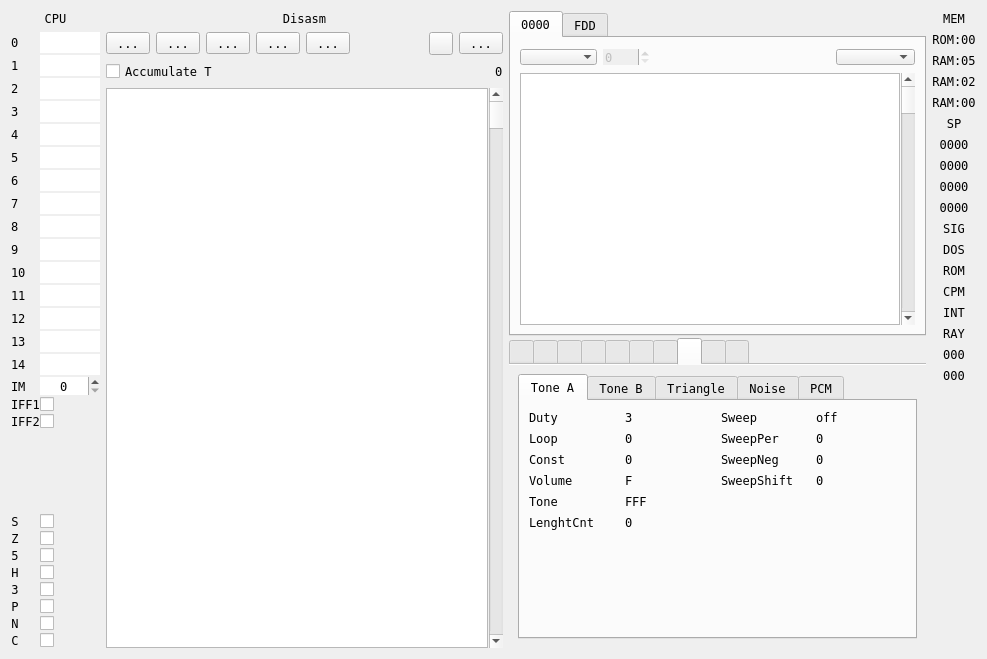
Before: the Qt Designer form ui/debuger.ui in samstyle/Xpeccy, drawn with Qt 5.
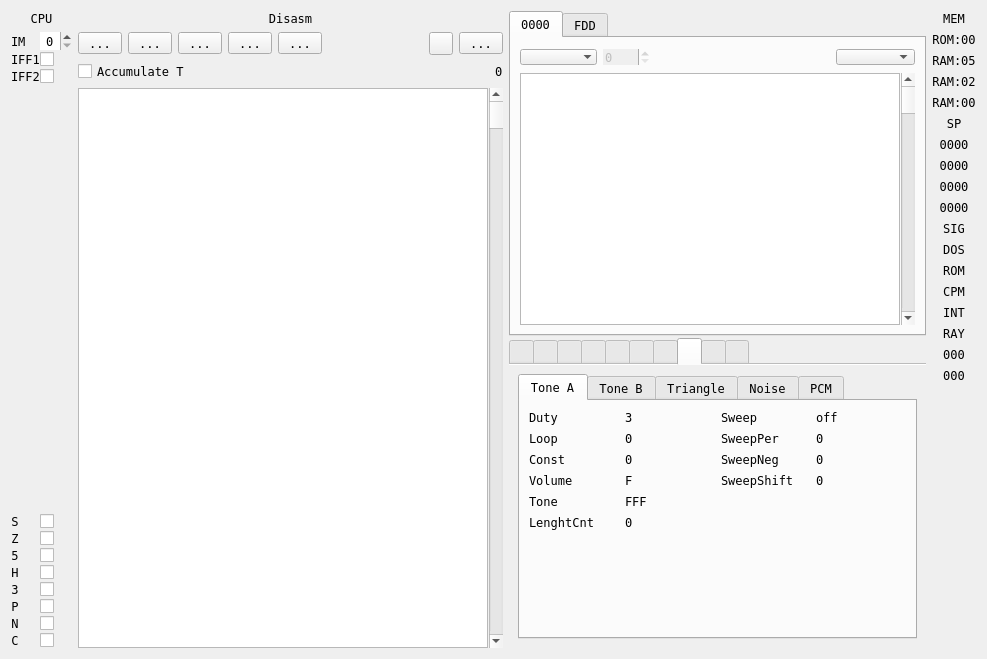
After: the same form once the commit is applied. Icons and pictures are not drawn. Custom widgets are drawn as their Qt base class.

```diff
--- a/ui/debuger.ui
+++ b/ui/debuger.ui
@@ -271,7 +271,7 @@
       </widget>
      </item>
      <item>
-      <layout class="QFormLayout" name="formLayout">
+      <layout class="QFormLayout" name="formRegs">
        <property name="horizontalSpacing">
         <number>0</number>
        </property>
@@ -279,364 +279,13 @@
         <number>2</number>
        </property>
        <item row="0" column="0">
-        <widget class="xLabel" name="labReg00">
-         <property name="text">
-          <string>0</string>
-         </property>
-        </widget>
-       </item>
-       <item row="0" column="1">
-        <widget class="xHexSpin" name="editReg00">
-         <property name="maximumSize">
-          <size>
-           <width>60</width>
-           <height>16777215</height>
-          </size>
-         </property>
-         <property name="frame">
-          <bool>false</bool>
-         </property>
-         <property name="alignment">
-          <set>Qt::AlignCenter</set>
-         </property>
-        </widget>
-       </item>
-       <item row="1" column="0">
-        <widget class="xLabel" name="labReg01">
-         <property name="text">
-          <string>1</string>
-         </property>
-        </widget>
-       </item>
-       <item row="1" column="1">
-        <widget class="xHexSpin" name="editReg01">
-         <property name="maximumSize">
-          <size>
-           <width>60</width>
-           <height>16777215</height>
-          </size>
-         </property>
-         <property name="maxLength">
-          <number>32767</number>
-         </property>
-         <property name="frame">
-          <bool>false</bool>
-         </property>
-         <property name="alignment">
-          <set>Qt::AlignCenter</set>
-         </property>
-        </widget>
-       </item>
-       <item row="2" column="0">
-        <widget class="xLabel" name="labReg02">
-         <property name="text">
-          <string>2</string>
-         </property>
-        </widget>
-       </item>
-       <item row="2" column="1">
-        <widget class="xHexSpin" name="editReg02">
-         <property name="maximumSize">
-          <size>
-           <width>60</width>
-           <height>16777215</height>
-          </size>
-         </property>
-         <property name="maxLength">
-          <number>32767</number>
-         </property>
-         <property name="frame">
-          <bool>false</bool>
-         </property>
-         <property name="alignment">
-          <set>Qt::AlignCenter</set>
-         </property>
-        </widget>
-       </item>
-       <item row="3" column="0">
-        <widget class="xLabel" name="labReg03">
-         <property name="text">
-          <string>3</string>
-         </property>
-        </widget>
-       </item>
-       <item row="3" column="1">
-        <widget class="xHexSpin" name="editReg03">
-         <property name="maximumSize">
-          <size>
-           <width>60</width>
-           <height>16777215</height>
-          </size>
-         </property>
-         <property name="frame">
-          <bool>false</bool>
-         </property>
-         <property name="alignment">
-          <set>Qt::AlignCenter</set>
-         </property>
-        </widget>
-       </item>
-       <item row="4" column="0">
-        <widget class="xLabel" name="labReg04">
-         <property name="text">
-          <string>4</string>
-         </property>
-        </widget>
-       </item>
-       <item row="4" column="1">
-        <widget class="xHexSpin" name="editReg04">
-         <property name="maximumSize">
-          <size>
-           <width>60</width>
-           <height>16777215</height>
-          </size>
-         </property>
-         <property name="frame">
-          <bool>false</bool>
-         </property>
-         <property name="alignment">
-          <set>Qt::AlignCenter</set>
-         </property>
-        </widget>
-       </item>
-       <item row="5" column="0">
-        <widget class="xLabel" name="labReg05">
-         <property name="text">
-          <string>5</string>
-         </property>
-        </widget>
-       </item>
-       <item row="5" column="1">
-        <widget class="xHexSpin" name="editReg05">
-         <property name="maximumSize">
-          <size>
-           <width>60</width>
-           <height>16777215</height>
-          </size>
-         </property>
-         <property name="frame">
-          <bool>false</bool>
-         </property>
-         <property name="alignment">
-          <set>Qt::AlignCenter</set>
-         </property>
-        </widget>
-       </item>
-       <item row="6" column="0">
-        <widget class="xLabel" name="labReg06">
-         <property name="text">
-          <string>6</string>
-         </property>
-        </widget>
-       </item>
-       <item row="6" column="1">
-        <widget class="xHexSpin" name="editReg06">
-         <property name="maximumSize">
-          <size>
-           <width>60</width>
-           <height>16777215</height>
-          </size>
-         </property>
-         <property name="frame">
-          <bool>false</bool>
-         </property>
-         <property name="alignment">
-          <set>Qt::AlignCenter</set>
-         </property>
-        </widget>
-       </item>
-       <item row="7" column="0">
-        <widget class="xLabel" name="labReg07">
-         <property name="text">
-          <string>7</string>
-         </property>
-        </widget>
-       </item>
-       <item row="7" column="1">
-        <widget class="xHexSpin" name="editReg07">
-         <property name="maximumSize">
-          <size>
-           <width>60</width>
-           <height>16777215</height>
-          </size>
-         </property>
-         <property name="frame">
-          <bool>false</bool>
-         </property>
-         <property name="alignment">
-          <set>Qt::AlignCenter</set>
-         </property>
-        </widget>
-       </item>
-       <item row="8" column="0">
-        <widget class="xLabel" name="labReg08">
-         <property name="text">
-          <string>8</string>
-         </property>
-        </widget>
-       </item>
-       <item row="8" column="1">
-        <widget class="xHexSpin" name="editReg08">
-         <property name="maximumSize">
-          <size>
-           <width>60</width>
-           <height>16777215</height>
-          </size>
-         </property>
-         <property name="frame">
-          <bool>false</bool>
-         </property>
-         <property name="alignment">
-          <set>Qt::AlignCenter</set>
-         </property>
-        </widget>
-       </item>
-       <item row="9" column="0">
-        <widget class="xLabel" name="labReg09">
-         <property name="text">
-          <string>9</string>
-         </property>
-        </widget>
-       </item>
-       <item row="9" column="1">
-        <widget class="xHexSpin" name="editReg09">
-         <property name="maximumSize">
-          <size>
-           <width>60</width>
-           <height>16777215</height>
-          </size>
-         </property>
-         <property name="frame">
-          <bool>false</bool>
-         </property>
-         <property name="alignment">
-          <set>Qt::AlignCenter</set>
-         </property>
-        </widget>
-       </item>
-       <item row="10" column="0">
-        <widget class="xLabel" name="labReg10">
-         <property name="text">
-          <string>10</string>
-         </property>
-        </widget>
-       </item>
-       <item row="10" column="1">
-        <widget class="xHexSpin" name="editReg10">
-         <property name="maximumSize">
-          <size>
-           <width>60</width>
-           <height>16777215</height>
-          </size>
-         </property>
-         <property name="frame">
-          <bool>false</bool>
-         </property>
-         <property name="alignment">
-          <set>Qt::AlignCenter</set>
-         </property>
-        </widget>
-       </item>
-       <item row="11" column="0">
-        <widget class="xLabel" name="labReg11">
-         <property name="text">
-          <string>11</string>
-         </property>
-        </widget>
-       </item>
-       <item row="11" column="1">
-        <widget class="xHexSpin" name="editReg11">
-         <property name="maximumSize">
-          <size>
-           <width>60</width>
-           <height>16777215</height>
-          </size>
-         </property>
-         <property name="frame">
-          <bool>false</bool>
-         </property>
-         <property name="alignment">
-          <set>Qt::AlignCenter</set>
-         </property>
-        </widget>
-       </item>
-       <item row="12" column="0">
-        <widget class="xLabel" name="labReg12">
-         <property name="text">
-          <string>12</string>
-         </property>
-        </widget>
-       </item>
-       <item row="12" column="1">
-        <widget class="xHexSpin" name="editReg12">
-         <property name="maximumSize">
-          <size>
-           <width>60</width>
-           <height>16777215</height>
-          </size>
-         </property>
-         <property name="frame">
-          <bool>false</bool>
-         </property>
-         <property name="alignment">
-          <set>Qt::AlignCenter</set>
-         </property>
-        </widget>
-       </item>
-       <item row="13" column="0">
-        <widget class="xLabel" name="labReg13">
-         <property name="text">
-          <string>13</string>
-         </property>
-        </widget>
-       </item>
-       <item row="13" column="1">
-        <widget class="xHexSpin" name="editReg13">
-         <property name="maximumSize">
-          <size>
-           <width>60</width>
-           <height>16777215</height>
-          </size>
-         </property>
-         <property name="frame">
-          <bool>false</bool>
-         </property>
-         <property name="alignment">
-          <set>Qt::AlignCenter</set>
-         </property>
-        </widget>
-       </item>
-       <item row="14" column="0">
-        <widget class="xLabel" name="labReg14">
-         <property name="text">
-          <string>14</string>
-         </property>
-        </widget>
-       </item>
-       <item row="14" column="1">
-        <widget class="xHexSpin" name="editReg14">
-         <property name="maximumSize">
-          <size>
-           <width>60</width>
-           <height>16777215</height>
-          </size>
-         </property>
-         <property name="frame">
-          <bool>false</bool>
-         </property>
-         <property name="alignment">
-          <set>Qt::AlignCenter</set>
-         </property>
-        </widget>
-       </item>
-       <item row="15" column="0">
         <widget class="QLabel" name="labIMM">
          <property name="text">
           <string>IM</string>
          </property>
         </widget>
        </item>
-       <item row="15" column="1">
+       <item row="0" column="1">
         <widget class="QSpinBox" name="boxIM">
          <property name="maximumSize">
           <size>
@@ -655,35 +304,48 @@
          </property>
         </widget>
        </item>
-       <item row="17" column="0">
+       <item row="2" column="0">
         <widget class="QLabel" name="labIFF1">
          <property name="text">
           <string>IFF1</string>
          </property>
         </widget>
        </item>
-       <item row="17" column="1">
+       <item row="2" column="1">
         <widget class="QCheckBox" name="flagIFF1">
          <property name="text">
           <string/>
          </property>
         </widget>
        </item>
-       <item row="18" column="0">
+       <item row="3" column="0">
         <widget class="QLabel" name="labIFF2">
          <property name="text">
           <string>IFF2</string>
          </property>
         </widget>
        </item>
-       <item row="18" column="1">
+       <item row="3" column="1">
         <widget class="QCheckBox" name="flagIFF2">
          <property name="text">
           <string/>
          </property>
         </widget>
        </item>
-       <item row="20" column="0">
+       <item row="4" column="1">
+        <spacer name="verticalSpacer_12">
+         <property name="orientation">
+          <enum>Qt::Vertical</enum>
+         </property>
+         <property name="sizeHint" stdset="0">
+          <size>
+           <width>20</width>
+           <height>40</height>
+          </size>
+         </property>
+        </spacer>
+       </item>
+       <item row="5" column="0">
         <widget class="QLabel" name="labF7">
          <property name="text">
           <string>S</string>
@@ -693,7 +355,7 @@
          </property>
         </widget>
        </item>
-       <item row="20" column="1">
+       <item row="5" column="1">
         <widget class="QCheckBox" name="cbF7">
          <property name="maximumSize">
           <size>
@@ -709,7 +371,7 @@
          </attribute>
         </widget>
        </item>
-       <item row="21" column="0">
+       <item row="6" column="0">
         <widget class="QLabel" name="labF6">
          <property name="text">
           <string>Z</string>
@@ -719,7 +381,7 @@
          </property>
         </widget>
        </item>
-       <item row="21" column="1">
+       <item row="6" column="1">
         <widget class="QCheckBox" name="cbF6">
          <property name="maximumSize">
           <size>
@@ -735,7 +397,7 @@
          </attribute>
         </widget>
        </item>
-       <item row="22" column="0">
+       <item row="7" column="0">
         <widget class="QLabel" name="labF5">
          <property name="text">
           <string>5</string>
@@ -745,7 +407,7 @@
          </property>
         </widget>
        </item>
-       <item row="22" column="1">
+       <item row="7" column="1">
         <widget class="QCheckBox" name="cbF5">
          <property name="maximumSize">
           <size>
@@ -761,7 +423,7 @@
          </attribute>
         </widget>
        </item>
-       <item row="23" column="0">
+       <item row="8" column="0">
         <widget class="QLabel" name="labF4">
          <property name="text">
           <string>H</string>
@@ -771,7 +433,7 @@
          </property>
         </widget>
        </item>
-       <item row="23" column="1">
+       <item row="8" column="1">
         <widget class="QCheckBox" name="cbF4">
          <property name="maximumSize">
           <size>
@@ -787,7 +449,7 @@
          </attribute>
         </widget>
        </item>
-       <item row="24" column="0">
+       <item row="9" column="0">
         <widget class="QLabel" name="labF3">
          <property name="text">
           <string>3</string>
@@ -797,7 +459,7 @@
          </property>
         </widget>
        </item>
-       <item row="24" column="1">
+       <item row="9" column="1">
         <widget class="QCheckBox" name="cbF3">
          <property name="maximumSize">
           <size>
@@ -813,7 +475,7 @@
          </attribute>
         </widget>
        </item>
-       <item row="25" column="0">
+       <item row="10" column="0">
         <widget class="QLabel" name="labF2">
          <property name="text">
           <string>P</string>
@@ -823,7 +485,7 @@
          </property>
         </widget>
        </item>
-       <item row="25" column="1">
+       <item row="10" column="1">
         <widget class="QCheckBox" name="cbF2">
          <property name="maximumSize">
           <size>
@@ -839,7 +501,7 @@
          </attribute>
         </widget>
        </item>
-       <item row="26" column="0">
+       <item row="11" column="0">
         <widget class="QLabel" name="labF1">
          <property name="text">
           <string>N</string>
@@ -849,7 +511,7 @@
          </property>
         </widget>
        </item>
-       <item row="26" column="1">
+       <item row="11" column="1">
         <widget class="QCheckBox" name="cbF1">
          <property name="maximumSize">
           <size>
@@ -865,7 +527,7 @@
          </attribute>
         </widget>
        </item>
-       <item row="27" column="0">
+       <item row="12" column="0">
         <widget class="QLabel" name="labF0">
          <property name="text">
           <string>C</string>
@@ -875,7 +537,7 @@
          </property>
         </widget>
        </item>
-       <item row="27" column="1">
+       <item row="12" column="1">
         <widget class="QCheckBox" name="cbF0">
          <property name="maximumSize">
           <size>
@@ -891,19 +553,6 @@
          </attribute>
         </widget>
        </item>
-       <item row="19" column="1">
-        <spacer name="verticalSpacer_12">
-         <property name="orientation">
-          <enum>Qt::Vertical</enum>
-         </property>
-         <property name="sizeHint" stdset="0">
-          <size>
-           <width>20</width>
-           <height>40</height>
-          </size>
-         </property>
-        </spacer>
-       </item>
       </layout>
      </item>
     </layout>
@@ -3722,11 +3371,6 @@
    <extends>QLineEdit</extends>
    <header location="global">stdlib.h</header>
   </customwidget>
-  <customwidget>
-   <class>xLabel</class>
-   <extends>QLabel</extends>
-   <header location="global">stdlib.h</header>
-  </customwidget>
   <customwidget>
    <class>xDumpTable</class>
    <extends>QTableView</extends>
```
